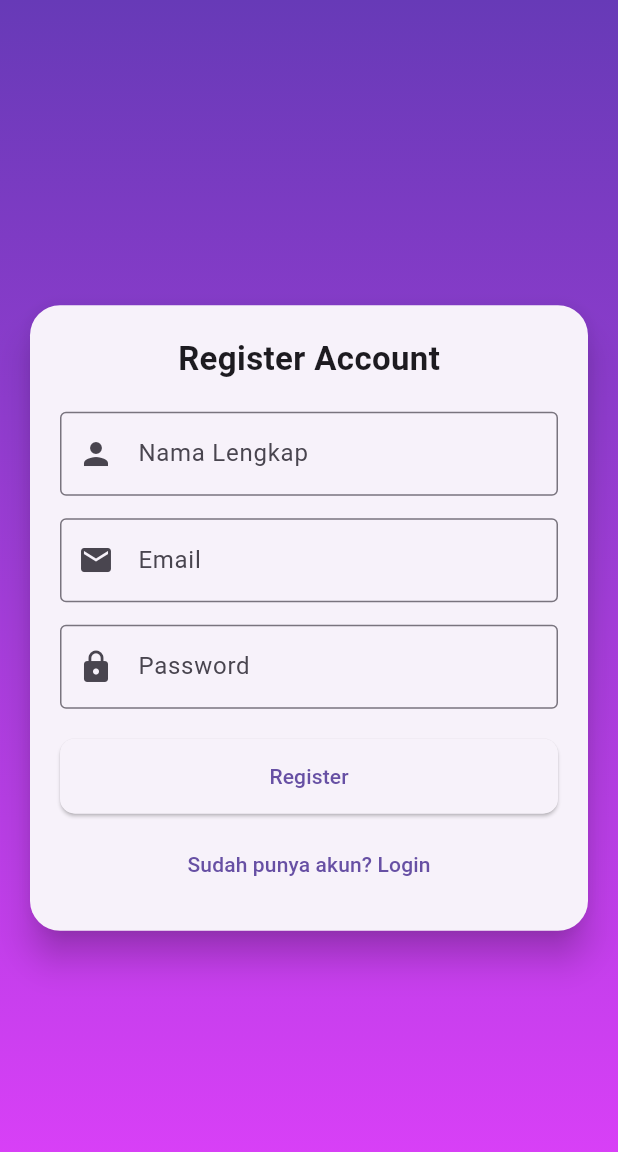
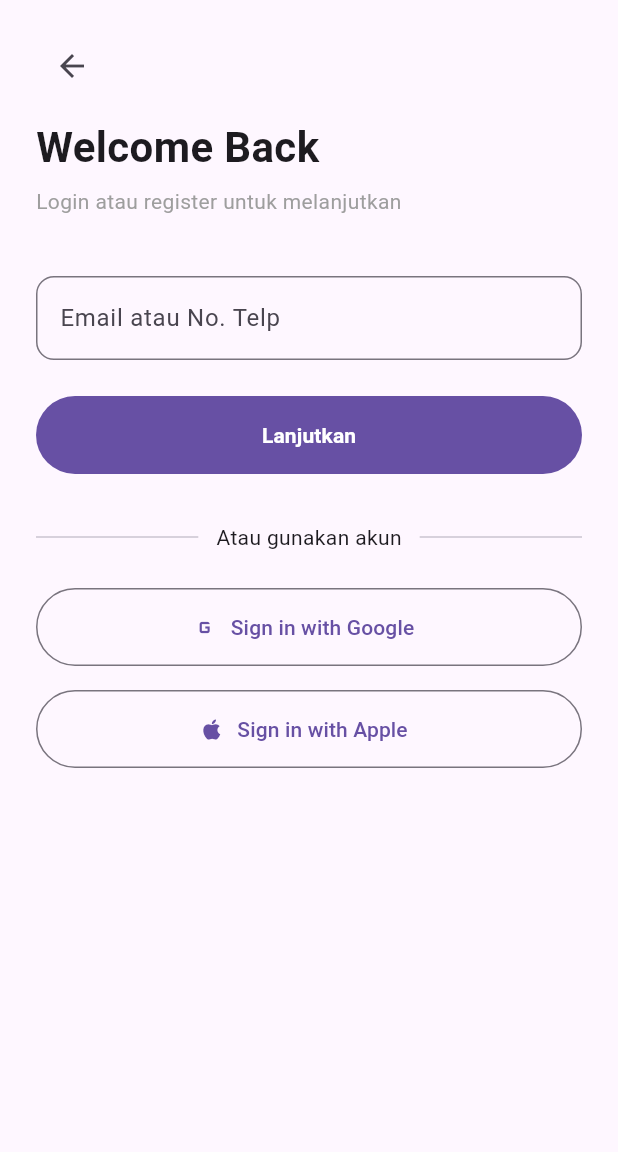
Before and after one commit to anankajii/frameworkmobile, a Flutter app: the FormRegister screen opened directly, on a phone screen of 412 x 824 dp. Shown: the top 1152 px of the screen. Run offline on Flutter 3.47's test engine with Material 3 defaults, Android fonts, the phone set to English and light mode, and no system bars; our stand-ins replace cached_network_image, firebase_auth, firebase_core, get, get_storage, google_sign_in; accounts and stored records are empty; generated files the repository leaves out were written again.

Commit message:
update acara 37

```diff
--- a/lib/features/acara/acara28/form_register.dart
+++ b/lib/features/acara/acara28/form_register.dart
@@ -18,131 +18,110 @@ class _FormRegisterState extends State<FormRegister> {
   @override
   Widget build(BuildContext context) {
     return Scaffold(
-      body: Container(
-        decoration: const BoxDecoration(
-          gradient: LinearGradient(
-            colors: [Colors.deepPurple, Colors.purpleAccent],
-            begin: Alignment.topCenter,
-            end: Alignment.bottomCenter,
-          ),
-        ),
-        child: Center(
-          child: SingleChildScrollView(
-            child: Card(
-              margin: const EdgeInsets.all(20),
-              shape: RoundedRectangleBorder(
-                borderRadius: BorderRadius.circular(20),
-              ),
-              elevation: 10,
+      backgroundColor: Theme.of(context).colorScheme.surface,
+      body: SafeArea(
         child: Padding(
-                padding: const EdgeInsets.all(20),
-                child: Form(
-                  key: _formKey,
+          padding: const EdgeInsets.symmetric(horizontal: 24),
           child: Column(
-                    mainAxisSize: MainAxisSize.min,
+            crossAxisAlignment: CrossAxisAlignment.start,
             children: [
 
+              const SizedBox(height: 20),
+
+              /// BACK BUTTON
+              IconButton(
+                onPressed: () => Navigator.pop(context),
+                icon: const Icon(Icons.arrow_back),
+              ),
+
+              const SizedBox(height: 10),
+
+              /// TITLE
               const Text(
-                        "Register Account",
+                "Welcome Back",
                 style: TextStyle(
-                          fontSize: 22,
+                  fontSize: 28,
                   fontWeight: FontWeight.bold,
                 ),
               ),
 
-                      const SizedBox(height: 20),
+              const SizedBox(height: 6),
 
-                      /// NAMA
-                      TextFormField(
-                        controller: controllerNama,
-                        decoration: const InputDecoration(
-                          labelText: "Nama Lengkap",
-                          prefixIcon: Icon(Icons.person),
-                          border: OutlineInputBorder(),
-                        ),
-                        validator: (value) {
-                          if (value == null || value.isEmpty) {
-                            return "Nama tidak boleh kosong";
-                          }
-                          return null;
-                        },
-                      ),
-
-                      const SizedBox(height: 15),
-
-                      /// EMAIL
-                      TextFormField(
-                        controller: controllerEmail,
-                        decoration: const InputDecoration(
-                          labelText: "Email",
-                          prefixIcon: Icon(Icons.email),
-                          border: OutlineInputBorder(),
-                        ),
-                        validator: (value) {
-                          if (value == null || value.isEmpty) {
-                            return "Email tidak boleh kosong";
-                          }
-                          if (!value.contains("@")) {
-                            return "Format email tidak valid";
-                          }
-                          return null;
-                        },
-                      ),
-
-                      const SizedBox(height: 15),
-
-                      /// PASSWORD
-                      TextFormField(
-                        controller: controllerPassword,
-                        obscureText: true,
-                        decoration: const InputDecoration(
-                          labelText: "Password",
-                          prefixIcon: Icon(Icons.lock),
-                          border: OutlineInputBorder(),
-                        ),
-                        validator: (value) {
-                          if (value == null || value.length < 6) {
-                            return "Password minimal 6 karakter";
-                          }
-                          return null;
-                        },
-                      ),
-
-                      const SizedBox(height: 20),
-
-                      SizedBox(
-                        width: double.infinity,
-                        child: ElevatedButton(
-                          style: ElevatedButton.styleFrom(
-                            padding: const EdgeInsets.symmetric(vertical: 15),
-                            shape: RoundedRectangleBorder(
-                              borderRadius: BorderRadius.circular(10),
-                            ),
-                          ),
-                          onPressed: () {
-                            if (_formKey.currentState!.validate()) {
-                              ScaffoldMessenger.of(context).showSnackBar(
-                                const SnackBar(
-                                  content: Text("Registrasi Berhasil"),
-                                ),
-                              );
-                            }
-                          },
-                          child: const Text("Register"),
+              const Text(
+                "Login atau register untuk melanjutkan",
+                style: TextStyle(
+                  color: Colors.grey,
                 ),
               ),
 
-                      const SizedBox(height: 10),
+              const SizedBox(height: 40),
 
-                      TextButton(
-                        onPressed: () {},
-                        child: const Text("Sudah punya akun? Login"),
-                      ),
-                    ],
+              /// INPUT EMAIL
+              TextFormField(
+                decoration: InputDecoration(
+                  labelText: "Email atau No. Telp",
+                  hintText: "Masukkan email atau nomor",
+                  border: OutlineInputBorder(
+                    borderRadius: BorderRadius.circular(12),
                   ),
                 ),
               ),
+
+              const SizedBox(height: 24),
+
+              /// BUTTON
+              SizedBox(
+                width: double.infinity,
+                height: 52,
+                child: FilledButton(
+                  onPressed: () {},
+                  child: const Text(
+                    "Lanjutkan",
+                    style: TextStyle(fontWeight: FontWeight.w600),
                   ),
+                ),
+              ),
+
+              const SizedBox(height: 32),
+
+              /// DIVIDER
+              Row(
+                children: const [
+                  Expanded(child: Divider()),
+                  Padding(
+                    padding: EdgeInsets.symmetric(horizontal: 12),
+                    child: Text("Atau gunakan akun"),
+                  ),
+                  Expanded(child: Divider()),
+                ],
+              ),
+
+              const SizedBox(height: 24),
+
+              /// GOOGLE BUTTON
+              SizedBox(
+                width: double.infinity,
+                height: 52,
+                child: OutlinedButton.icon(
+                  onPressed: () {},
+                  icon: const Icon(Icons.g_mobiledata),
+                  label: const Text("Sign in with Google"),
+                ),
+              ),
+
+              const SizedBox(height: 16),
+
+              /// APPLE BUTTON
+              SizedBox(
+                width: double.infinity,
+                height: 52,
+                child: OutlinedButton.icon(
+                  onPressed: () {},
+                  icon: const Icon(Icons.apple),
+                  label: const Text("Sign in with Apple"),
+                ),
+              ),
+            ],
           ),
         ),
       ),
--- a/pubspec.yaml
+++ b/pubspec.yaml
@@ -38,6 +38,9 @@ dependencies:
   get_storage: ^2.1.1
   http: ^0.13.6
   cached_network_image: ^3.3.1
+  firebase_core: ^2.24.2
+  firebase_auth: ^4.17.4
+  google_sign_in: ^6.2.1
 
 dev_dependencies:
   flutter_test:
```
Also changed, not shown: lib/app.dart (+29 -1 lines), lib/features/auth/auth_service.dart (added, +34 -0 lines), lib/features/auth/login_page.dart (added, +37 -0 lines), lib/main.dart (+8 -0 lines), pubspec.lock, 6 other files. Lines whose indentation alone changed are shown as unchanged.
